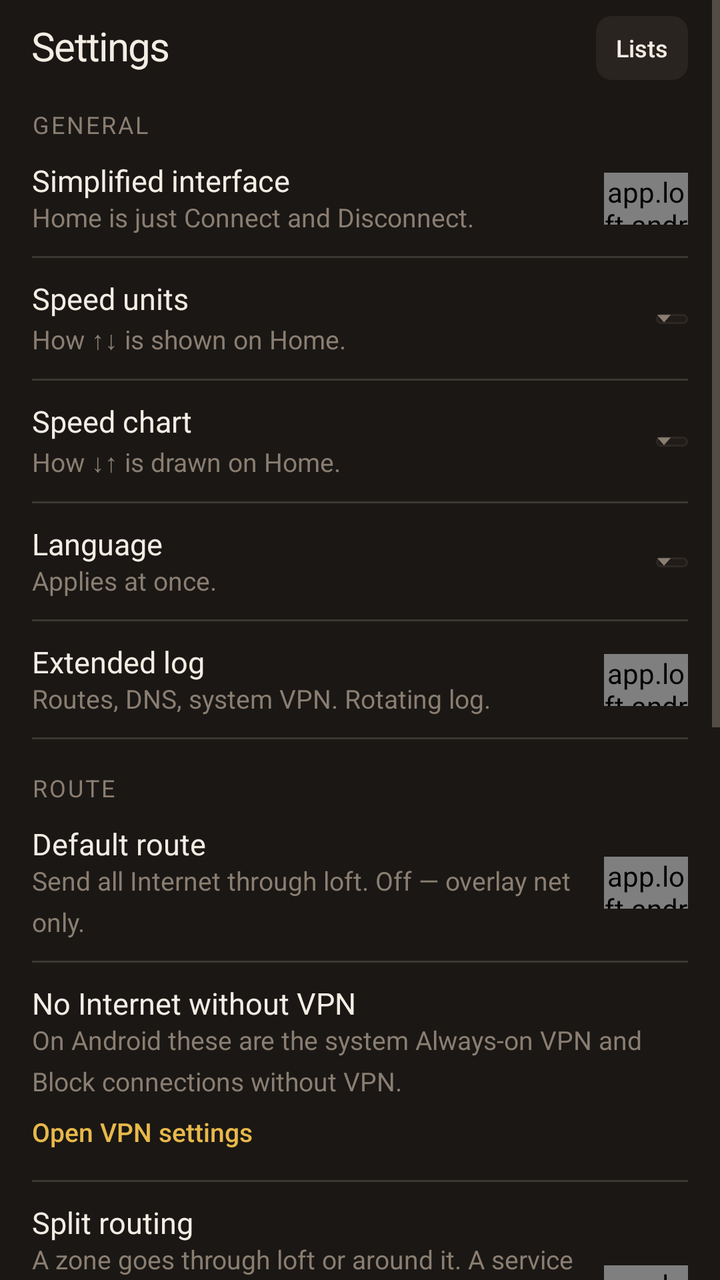
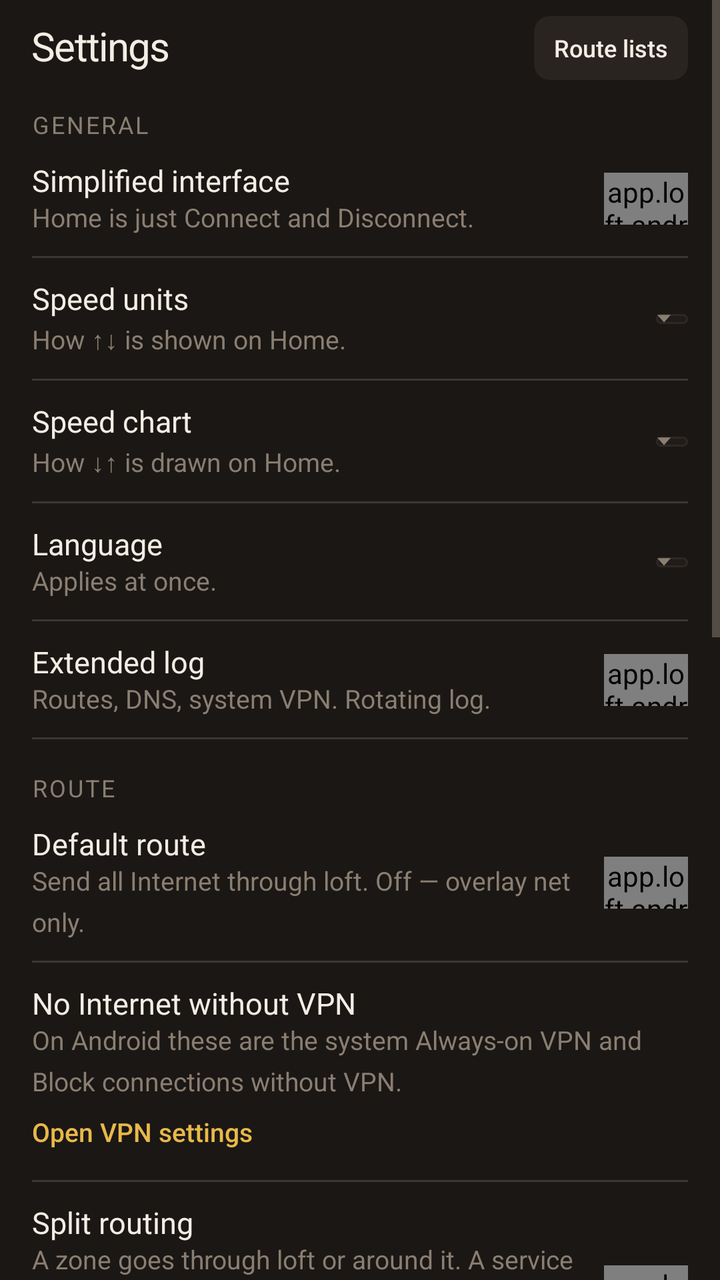

An Android layout rendered at two revisions. The XML below is the earlier revision; the diff shows what the commit changed to produce the second picture.
<!-- AndroidManifest.xml: application theme Theme.Loft -->
<!-- res/layout/pane_settings.xml -->
<?xml version="1.0" encoding="utf-8"?>
<ScrollView xmlns:android="http://schemas.android.com/apk/res/android"
    android:layout_width="match_parent"
    android:layout_height="match_parent"
    android:background="@color/ink">

    <LinearLayout
        android:layout_width="match_parent"
        android:layout_height="wrap_content"
        android:orientation="vertical"
        android:paddingLeft="16dp"
        android:paddingTop="8dp"
        android:paddingRight="16dp"
        android:paddingBottom="24dp">

        <LinearLayout
            android:layout_width="match_parent"
            android:layout_height="wrap_content"
            android:gravity="center_vertical"
            android:orientation="horizontal">

            <TextView
                android:layout_width="0dp"
                android:layout_height="wrap_content"
                android:layout_weight="1"
                android:includeFontPadding="false"
                android:text="@string/settings"
                android:textAppearance="@style/TextAppearance.Loft.Title"
                android:textColor="@color/snow" />

            <Button
                android:id="@+id/btn_lists"
                style="@style/Widget.Loft.HeadBtn"
                android:layout_width="wrap_content"
                android:layout_height="wrap_content"
                android:text="@string/lists" />
        </LinearLayout>

        <TextView
            android:layout_width="match_parent"
            android:layout_height="wrap_content"
            android:layout_marginTop="16dp"
            android:includeFontPadding="false"
            android:text="@string/general"
            android:textAppearance="@style/TextAppearance.Loft.Grp"
            android:textColor="@color/mute" />

        <LinearLayout
            android:layout_width="match_parent"
            android:layout_height="wrap_content"
            android:background="@drawable/bg_setrow"
            android:gravity="center_vertical"
            android:orientation="horizontal"
            android:paddingTop="12dp"
            android:paddingBottom="12dp">

            <LinearLayout
                android:layout_width="0dp"
                android:layout_height="wrap_content"
                android:layout_weight="1"
                android:orientation="vertical"
                android:paddingRight="12dp">

                <TextView
                    android:layout_width="match_parent"
                    android:layout_height="wrap_content"
                    android:includeFontPadding="false"
                    android:text="@string/simple"
                    android:textAppearance="@style/TextAppearance.Loft.RowK"
                    android:textColor="@color/snow" />

                <TextView
                    android:layout_width="match_parent"
                    android:layout_height="wrap_content"
                    android:layout_marginTop="2dp"
                    android:includeFontPadding="false"
                    android:lineSpacingMultiplier="1.35"
                    android:text="@string/simple_d"
                    android:textAppearance="@style/TextAppearance.Loft.RowS"
                    android:textColor="@color/mute" />
            </LinearLayout>

            <app.loft.android.ToggleView
                android:id="@+id/sw_simple"
                style="@style/Widget.Loft.Toggle"
                android:layout_width="42dp"
                android:layout_height="26dp" />
        </LinearLayout>

        <LinearLayout
            android:layout_width="match_parent"
            android:layout_height="wrap_content"
            android:background="@drawable/bg_setrow"
            android:gravity="center_vertical"
            android:orientation="horizontal"
            android:paddingTop="12dp"
            android:paddingBottom="12dp">

            <LinearLayout
                android:layout_width="0dp"
                android:layout_height="wrap_content"
                android:layout_weight="1"
                android:orientation="vertical"
                android:paddingRight="12dp">

                <TextView
                    android:layout_width="match_parent"
                    android:layout_height="wrap_content"
                    android:includeFontPadding="false"
                    android:text="@string/rate_unit"
                    android:textAppearance="@style/TextAppearance.Loft.RowK"
                    android:textColor="@color/snow" />

                <TextView
                    android:layout_width="match_parent"
                    android:layout_height="wrap_content"
                    android:layout_marginTop="2dp"
                    android:includeFontPadding="false"
                    android:lineSpacingMultiplier="1.35"
                    android:text="@string/rate_unit_d"
                    android:textAppearance="@style/TextAppearance.Loft.RowS"
                    android:textColor="@color/mute" />
            </LinearLayout>

            <Spinner
                android:id="@+id/sp_rate"
                android:layout_width="wrap_content"
                android:layout_height="wrap_content"
                android:background="@drawable/bg_select"
                android:overlapAnchor="false"
                android:popupBackground="@color/ink2"
                android:spinnerMode="dropdown" />
        </LinearLayout>

        <LinearLayout
            android:layout_width="match_parent"
            android:layout_height="wrap_content"
            android:background="@drawable/bg_setrow"
            android:gravity="center_vertical"
            android:orientation="horizontal"
            android:paddingTop="12dp"
            android:paddingBottom="12dp">

            <LinearLayout
                android:layout_width="0dp"
                android:layout_height="wrap_content"
                android:layout_weight="1"
                android:orientation="vertical"
                android:paddingRight="12dp">

                <TextView
                    android:layout_width="match_parent"
                    android:layout_height="wrap_content"
                    android:includeFontPadding="false"
                    android:text="@string/spark_k"
                    android:textAppearance="@style/TextAppearance.Loft.RowK"
                    android:textColor="@color/snow" />

                <TextView
                    android:layout_width="match_parent"
                    android:layout_height="wrap_content"
                    android:layout_marginTop="2dp"
                    android:includeFontPadding="false"
                    android:lineSpacingMultiplier="1.35"
                    android:text="@string/spark_d"
                    android:textAppearance="@style/TextAppearance.Loft.RowS"
                    android:textColor="@color/mute" />
            </LinearLayout>

            <Spinner
                android:id="@+id/sp_spark"
                android:layout_width="wrap_content"
                android:layout_height="wrap_content"
                android:background="@drawable/bg_select"
                android:overlapAnchor="false"
                android:popupBackground="@color/ink2"
                android:spinnerMode="dropdown" />
        </LinearLayout>

        <LinearLayout
            android:layout_width="match_parent"
            android:layout_height="wrap_content"
            android:background="@drawable/bg_setrow"
            android:gravity="center_vertical"
            android:orientation="horizontal"
            android:paddingTop="12dp"
            android:paddingBottom="12dp">

            <LinearLayout
                android:layout_width="0dp"
                android:layout_height="wrap_content"
                android:layout_weight="1"
                android:orientation="vertical"
                android:paddingRight="12dp">

                <TextView
                    android:layout_width="match_parent"
                    android:layout_height="wrap_content"
                    android:includeFontPadding="false"
                    android:text="@string/language"
                    android:textAppearance="@style/TextAppearance.Loft.RowK"
                    android:textColor="@color/snow" />

                <TextView
                    android:layout_width="match_parent"
                    android:layout_height="wrap_content"
                    android:layout_marginTop="2dp"
                    android:includeFontPadding="false"
                    android:lineSpacingMultiplier="1.35"
                    android:text="@string/lang_d"
                    android:textAppearance="@style/TextAppearance.Loft.RowS"
                    android:textColor="@color/mute" />
            </LinearLayout>

            <Spinner
                android:id="@+id/sp_lang"
                android:layout_width="wrap_content"
                android:layout_height="wrap_content"
                android:background="@drawable/bg_select"
                android:overlapAnchor="false"
                android:popupBackground="@color/ink2"
                android:spinnerMode="dropdown" />
        </LinearLayout>

        <LinearLayout
            android:layout_width="match_parent"
            android:layout_height="wrap_content"
            android:background="@drawable/bg_setrow"
            android:gravity="center_vertical"
            android:orientation="horizontal"
            android:paddingTop="12dp"
            android:paddingBottom="12dp">

            <LinearLayout
                android:layout_width="0dp"
                android:layout_height="wrap_content"
                android:layout_weight="1"
                android:orientation="vertical"
                android:paddingRight="12dp">

                <TextView
                    android:layout_width="match_parent"
                    android:layout_height="wrap_content"
                    android:includeFontPadding="false"
                    android:text="@string/extended_log"
                    android:textAppearance="@style/TextAppearance.Loft.RowK"
                    android:textColor="@color/snow" />

                <TextView
                    android:layout_width="match_parent"
                    android:layout_height="wrap_content"
                    android:layout_marginTop="2dp"
                    android:includeFontPadding="false"
                    android:lineSpacingMultiplier="1.35"
                    android:text="@string/diag_d"
                    android:textAppearance="@style/TextAppearance.Loft.RowS"
                    android:textColor="@color/mute" />
            </LinearLayout>

            <app.loft.android.ToggleView
                android:id="@+id/sw_log"
                style="@style/Widget.Loft.Toggle"
                android:layout_width="42dp"
                android:layout_height="26dp" />
        </LinearLayout>

        <TextView
            android:layout_width="match_parent"
            android:layout_height="wrap_content"
            android:layout_marginTop="18dp"
            android:includeFontPadding="false"
            android:text="@string/route_group"
            android:textAppearance="@style/TextAppearance.Loft.Grp"
            android:textColor="@color/mute" />

        <LinearLayout
            android:layout_width="match_parent"
            android:layout_height="wrap_content"
            android:background="@drawable/bg_setrow"
            android:gravity="center_vertical"
            android:orientation="horizontal"
            android:paddingTop="12dp"
            android:paddingBottom="12dp">

            <LinearLayout
                android:layout_width="0dp"
                android:layout_height="wrap_content"
                android:layout_weight="1"
                android:orientation="vertical"
                android:paddingRight="12dp">

                <TextView
                    android:layout_width="match_parent"
                    android:layout_height="wrap_content"
                    android:includeFontPadding="false"
                    android:text="@string/default_route"
                    android:textAppearance="@style/TextAppearance.Loft.RowK"
                    android:textColor="@color/snow" />

                <TextView
                    android:layout_width="match_parent"
                    android:layout_height="wrap_content"
                    android:layout_marginTop="2dp"
                    android:includeFontPadding="false"
                    android:lineSpacingMultiplier="1.35"
                    android:text="@string/default_route_d"
                    android:textAppearance="@style/TextAppearance.Loft.RowS"
                    android:textColor="@color/mute" />
            </LinearLayout>

            <app.loft.android.ToggleView
                android:id="@+id/sw_default"
                style="@style/Widget.Loft.Toggle"
                android:layout_width="42dp"
                android:layout_height="26dp" />
        </LinearLayout>

        <LinearLayout
            android:layout_width="match_parent"
            android:layout_height="wrap_content"
            android:background="@drawable/bg_setrow"
            android:orientation="vertical"
            android:paddingTop="12dp"
            android:paddingBottom="12dp">

            <TextView
                android:layout_width="match_parent"
                android:layout_height="wrap_content"
                android:includeFontPadding="false"
                android:text="@string/hold_sys"
                android:textAppearance="@style/TextAppearance.Loft.RowK"
                android:textColor="@color/snow" />

            <TextView
                android:layout_width="match_parent"
                android:layout_height="wrap_content"
                android:layout_marginTop="2dp"
                android:includeFontPadding="false"
                android:lineSpacingMultiplier="1.35"
                android:text="@string/hold_and"
                android:textAppearance="@style/TextAppearance.Loft.RowS"
                android:textColor="@color/mute" />

            <Button
                android:id="@+id/btn_vpn"
                style="@style/Widget.Loft.GhostSm"
                android:layout_width="wrap_content"
                android:layout_height="wrap_content"
                android:layout_marginTop="2dp"
                android:text="@string/open_sys" />
        </LinearLayout>

        <LinearLayout
            android:layout_width="match_parent"
            android:layout_height="wrap_content"
            android:background="@drawable/bg_setrow"
            android:gravity="center_vertical"
            android:orientation="horizontal"
            android:paddingTop="12dp"
            android:paddingBottom="12dp">

            <LinearLayout
                android:layout_width="0dp"
                android:layout_height="wrap_content"
                android:layout_weight="1"
                android:orientation="vertical"
                android:paddingRight="12dp">

                <TextView
                    android:layout_width="match_parent"
                    android:layout_height="wrap_content"
                    android:includeFontPadding="false"
                    android:text="@string/split"
                    android:textAppearance="@style/TextAppearance.Loft.RowK"
                    android:textColor="@color/snow" />

                <TextView
                    android:layout_width="match_parent"
                    android:layout_height="wrap_content"
                    android:layout_marginTop="2dp"
                    android:includeFontPadding="false"
                    android:lineSpacingMultiplier="1.35"
                    android:text="@string/split_d"
                    android:textAppearance="@style/TextAppearance.Loft.RowS"
                    android:textColor="@color/mute" />

                <Button
                    android:id="@+id/btn_routes"
                    style="@style/Widget.Loft.GhostSm"
                    android:layout_width="wrap_content"
                    android:layout_height="wrap_content"
                    android:layout_marginTop="2dp"
                    android:text="@string/lists" />
            </LinearLayout>

            <app.loft.android.ToggleView
                android:id="@+id/sw_split"
                style="@style/Widget.Loft.Toggle"
                android:layout_width="42dp"
                android:layout_height="26dp" />
        </LinearLayout>

        <TextView
            android:layout_width="match_parent"
            android:layout_height="wrap_content"
            android:layout_marginTop="18dp"
            android:includeFontPadding="false"
            android:text="@string/conn_group"
            android:textAppearance="@style/TextAppearance.Loft.Grp"
            android:textColor="@color/mute" />

        <LinearLayout
            android:layout_width="match_parent"
            android:layout_height="wrap_content"
            android:background="@drawable/bg_setrow"
            android:gravity="center_vertical"
            android:orientation="horizontal"
            android:paddingTop="12dp"
            android:paddingBottom="12dp">

            <LinearLayout
                android:layout_width="0dp"
                android:layout_height="wrap_content"
                android:layout_weight="1"
                android:orientation="vertical"
                android:paddingRight="12dp">

                <TextView
                    android:layout_width="match_parent"
                    android:layout_height="wrap_content"
                    android:includeFontPadding="false"
                    android:text="@string/auto"
                    android:textAppearance="@style/TextAppearance.Loft.RowK"
                    android:textColor="@color/snow" />

                <TextView
                    android:layout_width="match_parent"
                    android:layout_height="wrap_content"
                    android:layout_marginTop="2dp"
                    android:includeFontPadding="false"
                    android:lineSpacingMultiplier="1.35"
                    android:text="@string/auto_d"
                    android:textAppearance="@style/TextAppearance.Loft.RowS"
                    android:textColor="@color/mute" />
            </LinearLayout>

            <app.loft.android.ToggleView
                android:id="@+id/sw_auto"
                style="@style/Widget.Loft.Toggle"
                android:layout_width="42dp"
                android:layout_height="26dp" />
        </LinearLayout>

        <LinearLayout
            android:layout_width="match_parent"
            android:layout_height="wrap_content"
            android:background="@drawable/bg_setrow"
            android:gravity="center_vertical"
            android:orientation="horizontal"
            android:paddingTop="12dp"
            android:paddingBottom="12dp">

            <LinearLayout
                android:layout_width="0dp"
                android:layout_height="wrap_content"
                android:layout_weight="1"
                android:orientation="vertical"
                android:paddingRight="12dp">

                <TextView
                    android:layout_width="match_parent"
                    android:layout_height="wrap_content"
                    android:includeFontPadding="false"
                    android:text="@string/reconnect"
                    android:textAppearance="@style/TextAppearance.Loft.RowK"
                    android:textColor="@color/snow" />

                <TextView
                    android:layout_width="match_parent"
                    android:layout_height="wrap_content"
                    android:layout_marginTop="2dp"
                    android:includeFontPadding="false"
                    android:lineSpacingMultiplier="1.35"
                    android:text="@string/reconnect_d"
                    android:textAppearance="@style/TextAppearance.Loft.RowS"
                    android:textColor="@color/mute" />
            </LinearLayout>

            <app.loft.android.ToggleView
                android:id="@+id/sw_re"
                style="@style/Widget.Loft.Toggle"
                android:layout_width="42dp"
                android:layout_height="26dp" />
        </LinearLayout>

        <LinearLayout
            android:layout_width="match_parent"
            android:layout_height="wrap_content"
            android:background="@drawable/bg_setrow"
            android:gravity="center_vertical"
            android:orientation="horizontal"
            android:paddingTop="12dp"
            android:paddingBottom="12dp">

            <LinearLayout
                android:layout_width="0dp"
                android:layout_height="wrap_content"
                android:layout_weight="1"
                android:orientation="vertical"
                android:paddingRight="12dp">

                <TextView
                    android:layout_width="match_parent"
                    android:layout_height="wrap_content"
                    android:includeFontPadding="false"
                    android:text="@string/ext_ip"
                    android:textAppearance="@style/TextAppearance.Loft.RowK"
                    android:textColor="@color/snow" />

                <TextView
                    android:layout_width="match_parent"
                    android:layout_height="wrap_content"
                    android:layout_marginTop="2dp"
                    android:includeFontPadding="false"
                    android:lineSpacingMultiplier="1.35"
                    android:text="@string/ext_ip_d"
                    android:textAppearance="@style/TextAppearance.Loft.RowS"
                    android:textColor="@color/mute" />
            </LinearLayout>

            <app.loft.android.ToggleView
                android:id="@+id/sw_ext"
                style="@style/Widget.Loft.Toggle"
                android:layout_width="42dp"
                android:layout_height="26dp" />
        </LinearLayout>

        <include layout="@layout/row_channel" />

        <LinearLayout
            android:layout_width="match_parent"
            android:layout_height="wrap_content"
            android:layout_marginTop="16dp"
            android:orientation="horizontal">

            <Button
                android:id="@+id/btn_defaults"
                style="@style/Widget.Loft.LinkBtn"
                android:layout_width="0dp"
                android:layout_height="wrap_content"
                android:layout_weight="1"
                android:gravity="center"
                android:maxLines="1"
                android:text="@string/defaults" />

            <Button
                android:id="@+id/btn_log"
                style="@style/Widget.Loft.LinkBtn"
                android:layout_width="0dp"
                android:layout_height="wrap_content"
                android:layout_weight="1"
                android:gravity="center"
                android:maxLines="1"
                android:text="@string/log" />

            <Button
                android:id="@+id/btn_about"
                style="@style/Widget.Loft.LinkBtn"
                android:layout_width="0dp"
                android:layout_height="wrap_content"
                android:layout_weight="1"
                android:gravity="center"
                android:maxLines="1"
                android:text="@string/about" />
        </LinearLayout>
    </LinearLayout>
</ScrollView>
<!-- res/layout/row_channel.xml (included above) -->
<?xml version="1.0" encoding="utf-8"?>
<LinearLayout xmlns:android="http://schemas.android.com/apk/res/android"
    android:layout_width="match_parent"
    android:layout_height="wrap_content"
    android:layout_marginTop="16dp"
    android:background="@drawable/bg_setrow"
    android:gravity="center_vertical"
    android:orientation="horizontal"
    android:paddingTop="12dp"
    android:paddingBottom="12dp">

    <LinearLayout
        android:layout_width="0dp"
        android:layout_height="wrap_content"
        android:layout_weight="1"
        android:orientation="vertical"
        android:paddingRight="12dp">

        <TextView
            android:layout_width="match_parent"
            android:layout_height="wrap_content"
            android:includeFontPadding="false"
            android:text="@string/channel_update"
            android:textAppearance="@style/TextAppearance.Loft.RowK"
            android:textColor="@color/snow" />

        <TextView
            android:id="@+id/channel_status"
            android:layout_width="match_parent"
            android:layout_height="wrap_content"
            android:layout_marginTop="2dp"
            android:includeFontPadding="false"
            android:lineSpacingMultiplier="1.35"
            android:text="@string/channel_update_d"
            android:textAppearance="@style/TextAppearance.Loft.RowS"
            android:textColor="@color/mute" />
    </LinearLayout>

    <Button
        android:id="@+id/btn_channel"
        style="@style/Widget.Loft.GhostSm"
        android:layout_width="wrap_content"
        android:layout_height="wrap_content"
        android:text="@string/channel_check" />
</LinearLayout>
<!-- resources referenced by this layout -->
<resources>
  <color name="ink">#1A1714</color>
  <color name="ink2">#241F1B</color>
  <color name="mute">#8A7E72</color>
  <color name="snow">#F3EDE4</color>
  <string name="about">About</string>
  <string name="auto">Connect at launch</string>
  <string name="auto_d">Opening the app connects the selected connection.</string>
  <string name="channel_check">Check</string>
  <string name="channel_update">Updates</string>
  <string name="channel_update_d">GitHub. Allow installs once, then it updates itself.</string>
  <string name="conn_group">Connection</string>
  <string name="default_route">Default route</string>
  <string name="default_route_d">Send all Internet through loft. Off — overlay net only.</string>
  <string name="defaults">Defaults</string>
  <string name="diag_d">Routes, DNS, system VPN. Rotating log.</string>
  <string name="ext_ip">Public IP</string>
  <string name="ext_ip_d">After connect, ask a service for the address through this session.</string>
  <string name="extended_log">Extended log</string>
  <string name="general">General</string>
  <string name="hold_and">On Android these are the system Always-on VPN and Block connections without VPN.</string>
  <string name="hold_sys">No Internet without VPN</string>
  <string name="lang_d">Applies at once.</string>
  <string name="language">Language</string>
  <string name="lists">Lists</string>
  <string name="log">Log</string>
  <string name="open_sys">Open VPN settings</string>
  <string name="rate_unit">Speed units</string>
  <string name="rate_unit_d">How ↑↓ is shown on Home.</string>
  <string name="reconnect">Reconnect on disconnect</string>
  <string name="reconnect_d">If the session drops, connect again.</string>
  <string name="route_group">Route</string>
  <string name="settings">Settings</string>
  <string name="simple">Simplified interface</string>
  <string name="simple_d">Home is just Connect and Disconnect.</string>
  <string name="spark_d">How ↓↑ is drawn on Home.</string>
  <string name="spark_k">Speed chart</string>
  <string name="split">Split routing</string>
  <string name="split_d">A zone goes through loft or around it. A service only belongs to a zone.</string>
  <color name="plate">#211C19</color>
  <color name="edge">#2E2824</color>
  <color name="line">#26F3EDE4</color>
  <color name="lamp">#E8B84A</color>
  <color name="lamp22">#38E8B84A</color>
  <color name="wood">#2A2420</color>
  <color name="copper">#C67B3A</color>
  <color name="err">#E24B4B</color>
  <style name="Widget.Loft.Sheet" parent="Widget.MaterialComponents.BottomSheet">
          <item name="backgroundTint">@color/ink2</item>
          <item name="shapeAppearance">@style/Shape.Loft.Sheet</item>
      </style>
  <color name="ink0">#181512</color>
  <style name="Widget.Loft.NavIndicator" parent="">
          <item name="android:color">@color/lamp22</item>
          <item name="android:width">62dp</item>
          <item name="android:height">30dp</item>
          <item name="shapeAppearance">@style/Shape.Loft.NavPill</item>
      </style>
  <style name="Shape.Loft.NavPill" parent="">
          <item name="cornerFamily">rounded</item>
          <item name="cornerSize">16dp</item>
      </style>
  <!-- unchanged entries left out for length: 16 -->
</resources>

<!-- the commit's change to res/layout/pane_settings.xml (unified diff, before → after) -->
@@ -398,6 +398,115 @@
                 style="@style/Widget.Loft.Toggle"
                 android:layout_width="42dp"
                 android:layout_height="26dp" />
+        </LinearLayout>
+
+        <LinearLayout
+            android:layout_width="match_parent"
+            android:layout_height="wrap_content"
+            android:background="@drawable/bg_setrow"
+            android:gravity="center_vertical"
+            android:orientation="horizontal"
+            android:paddingTop="12dp"
+            android:paddingBottom="12dp">
+
+            <LinearLayout
+                android:layout_width="0dp"
+                android:layout_height="wrap_content"
+                android:layout_weight="1"
+                android:orientation="vertical"
+                android:paddingRight="12dp">
+
+                <TextView
+                    android:layout_width="match_parent"
+                    android:layout_height="wrap_content"
+                    android:includeFontPadding="false"
+                    android:text="@string/local_dns"
+                    android:textAppearance="@style/TextAppearance.Loft.RowK"
+                    android:textColor="@color/snow" />
+
+                <TextView
+                    android:layout_width="match_parent"
+                    android:layout_height="wrap_content"
+                    android:layout_marginTop="2dp"
+                    android:includeFontPadding="false"
+                    android:lineSpacingMultiplier="1.35"
+                    android:text="@string/local_dns_d"
+                    android:textAppearance="@style/TextAppearance.Loft.RowS"
+                    android:textColor="@color/mute" />
+
+                <EditText
+                    android:id="@+id/dns_addr"
+                    android:layout_width="match_parent"
+                    android:layout_height="wrap_content"
+                    android:layout_marginTop="6dp"
+                    android:background="@drawable/bg_field"
+                    android:fontFamily="monospace"
+                    android:hint="77.88.8.8"
+                    android:inputType="textUri"
+                    android:paddingLeft="10dp"
+                    android:paddingTop="8dp"
+                    android:paddingRight="10dp"
+                    android:paddingBottom="8dp"
+                    android:textColor="@color/snow"
+                    android:textColorHint="@color/mute"
+                    android:textSize="12sp"
+                    android:visibility="gone" />
+            </LinearLayout>
+
+            <Spinner
+                android:id="@+id/sp_dns"
+                android:layout_width="wrap_content"
+                android:layout_height="wrap_content"
+                android:background="@drawable/bg_select"
+                android:overlapAnchor="false"
+                android:popupBackground="@color/ink2"
+                android:spinnerMode="dropdown" />
+        </LinearLayout>
+
+        <LinearLayout
+            android:id="@+id/row_apps"
+            android:layout_width="match_parent"
+            android:layout_height="wrap_content"
+            android:background="@drawable/bg_setrow"
+            android:clickable="true"
+            android:focusable="true"
+            android:gravity="center_vertical"
+            android:orientation="horizontal"
+            android:paddingTop="12dp"
+            android:paddingBottom="12dp">
+
+            <LinearLayout
+                android:layout_width="0dp"
+                android:layout_height="wrap_content"
+                android:layout_weight="1"
+                android:orientation="vertical"
+                android:paddingRight="12dp">
+
+                <TextView
+                    android:layout_width="match_parent"
+                    android:layout_height="wrap_content"
+                    android:includeFontPadding="false"
+                    android:text="@string/apps"
+                    android:textAppearance="@style/TextAppearance.Loft.RowK"
+                    android:textColor="@color/snow" />
+
+                <TextView
+                    android:id="@+id/apps_mode"
+                    android:layout_width="match_parent"
+                    android:layout_height="wrap_content"
+                    android:layout_marginTop="2dp"
+                    android:includeFontPadding="false"
+                    android:text="@string/apps_all"
+                    android:textAppearance="@style/TextAppearance.Loft.RowS"
+                    android:textColor="@color/mute" />
+            </LinearLayout>
+
+            <TextView
+                android:layout_width="wrap_content"
+                android:layout_height="wrap_content"
+                android:text="›"
+                android:textColor="@color/mute"
+                android:textSize="18sp" />
         </LinearLayout>
 
         <TextView
<!-- resource entries referenced after the edit -->
@@ -4,7 +4,16 @@
   <color name="ink2">#241F1B</color>
   <color name="mute">#8A7E72</color>
   <color name="snow">#F3EDE4</color>
+  <!-- drawable bg_field (drawable) -->
+  <?xml version="1.0" encoding="utf-8"?>
+  <shape xmlns:android="http://schemas.android.com/apk/res/android">
+      <solid android:color="@color/plate" />
+      <stroke android:width="1dp" android:color="#2E2824" />
+      <corners android:radius="10dp" />
+  </shape>
   <string name="about">About</string>
+  <string name="apps">Apps</string>
+  <string name="apps_all">All through loft</string>
   <string name="auto">Connect at launch</string>
   <string name="auto_d">Opening the app connects the selected connection.</string>
   <string name="channel_check">Check</string>
@@ -23,7 +32,9 @@
   <string name="hold_sys">No Internet without VPN</string>
   <string name="lang_d">Applies at once.</string>
   <string name="language">Language</string>
-  <string name="lists">Lists</string>
+  <string name="lists">Route lists</string>
+  <string name="local_dns">Local DNS</string>
+  <string name="local_dns_d">Resolves the domains of “bypass loft” zones. Other names go through the node’s DNS; Block zone domains don’t resolve.</string>
   <string name="log">Log</string>
   <string name="open_sys">Open VPN settings</string>
   <string name="rate_unit">Speed units</string>
